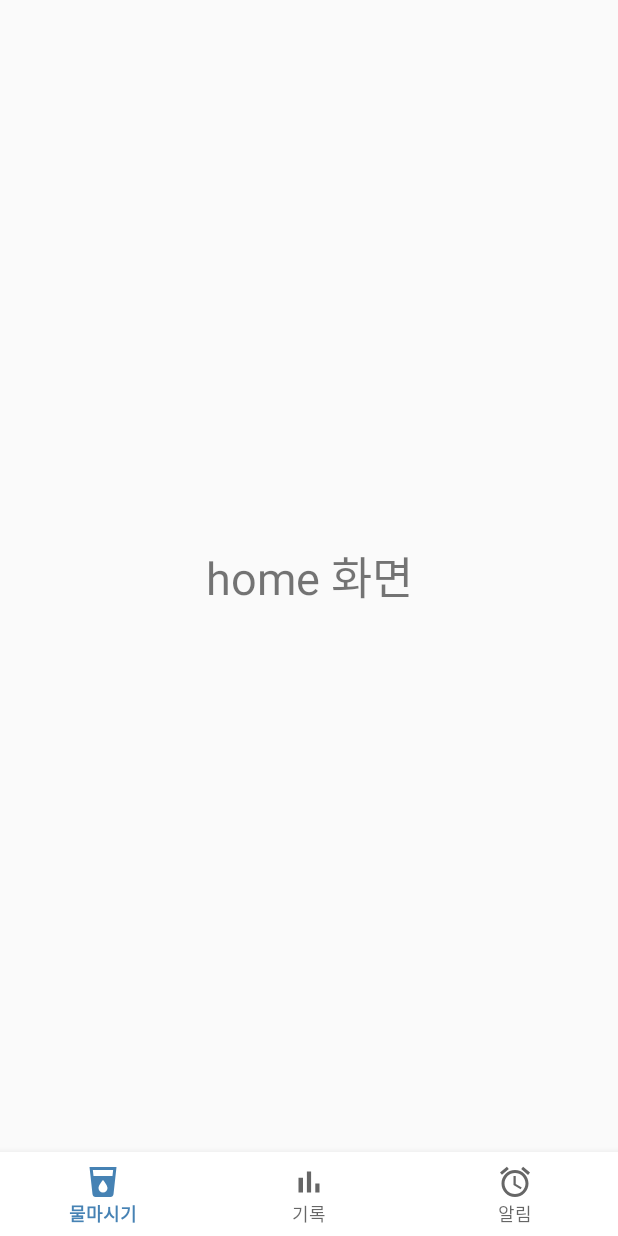
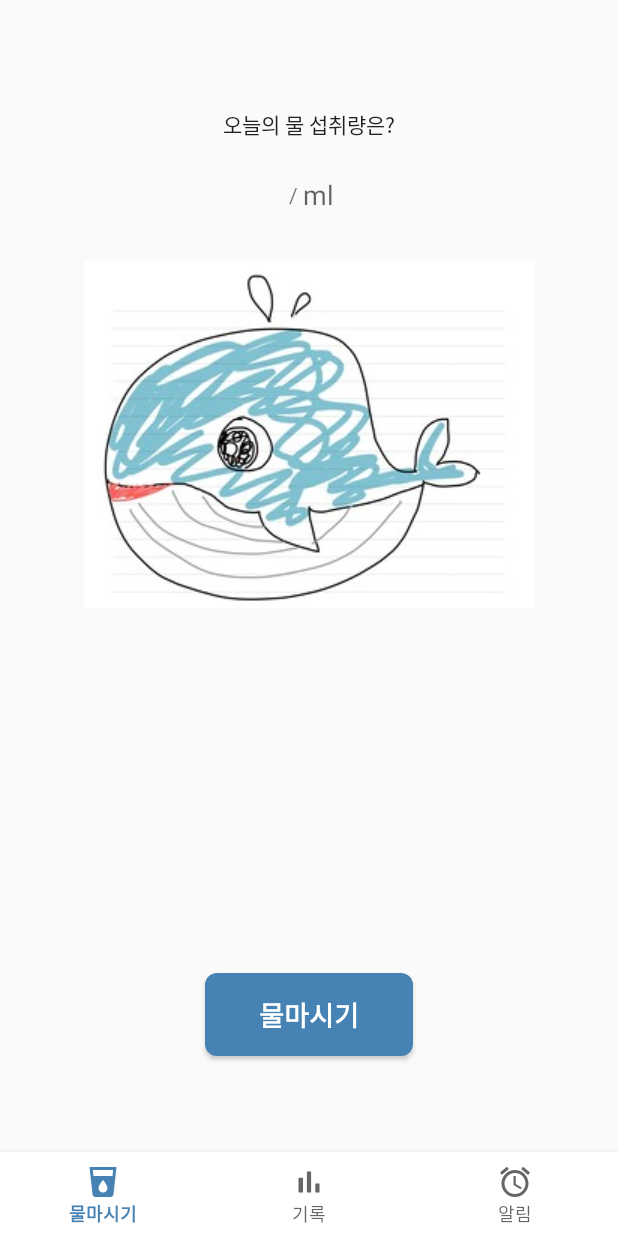
Before and after one commit to sooziini/water-drinking-whale, an Android app: the screen it shows after launch (MainActivity), on a phone screen of 412 x 824 dp. Run offline under Robolectric (Android 15) with nearby library versions, the phone set to English and light mode, and no system bars.

Commit message:
feat: home fragment layout 작성

```diff
--- a/app/src/main/AndroidManifest.xml
+++ b/app/src/main/AndroidManifest.xml
@@ -9,8 +9,6 @@
         android:roundIcon="@mipmap/ic_launcher_round"
         android:supportsRtl="true"
         android:theme="@style/AppTheme">
-        <activity android:name=".NoticeActivity"></activity>
-        <activity android:name=".LogActivity" />
         <activity android:name=".SettingActivity" />
         <activity android:name=".InitActivity" />
         <activity android:name=".SplashActivity" />
--- /dev/null
+++ b/app/src/main/res/drawable/btn_shape.xml
@@ -0,0 +1,10 @@
+<?xml version="1.0" encoding="utf-8"?>
+<shape xmlns:android="http://schemas.android.com/apk/res/android"
+    android:shape="rectangle">
+    <solid android:color="@color/colorMain" />
+    <corners
+        android:bottomLeftRadius="8dp"
+        android:bottomRightRadius="8dp"
+        android:topLeftRadius="8dp"
+        android:topRightRadius="8dp"/>
+</shape>
--- a/app/src/main/res/layout/fragment_home.xml
+++ b/app/src/main/res/layout/fragment_home.xml
@@ -1,16 +1,84 @@
 <?xml version="1.0" encoding="utf-8"?>
-<FrameLayout xmlns:android="http://schemas.android.com/apk/res/android"
+<androidx.constraintlayout.widget.ConstraintLayout
+    xmlns:android="http://schemas.android.com/apk/res/android"
+    xmlns:app="http://schemas.android.com/apk/res-auto"
     xmlns:tools="http://schemas.android.com/tools"
     android:layout_width="match_parent"
     android:layout_height="match_parent"
     tools:context=".HomeFragment">
 
-    <!-- TODO: Update blank fragment layout -->
+    <androidx.appcompat.widget.Toolbar
+        android:id="@+id/homeFragmentToolbar"
+        android:layout_width="match_parent"
+        android:layout_height="wrap_content"
+        app:layout_constraintEnd_toEndOf="parent"
+        app:layout_constraintStart_toStartOf="parent"
+        app:layout_constraintTop_toTopOf="parent" />
+
     <TextView
+        android:id="@+id/homeFragmentTv"
+        android:layout_width="wrap_content"
+        android:layout_height="wrap_content"
+        android:layout_marginTop="16dp"
+        android:text="@string/home_today"
+        android:textAppearance="@style/TextAppearance.AppCompat.Body2"
+        app:layout_constraintEnd_toEndOf="parent"
+        app:layout_constraintStart_toStartOf="parent"
+        app:layout_constraintTop_toBottomOf="@+id/homeFragmentToolbar" />
+
+    <LinearLayout
+        android:id="@+id/homeFragmentLinearLayout"
         android:layout_width="match_parent"
-        android:layout_height="match_parent"
-        android:text="home 화면"
-        android:textSize="30sp"
-        android:gravity="center"/>
+        android:layout_height="wrap_content"
+        android:layout_marginTop="24dp"
+        android:gravity="center"
+        android:orientation="horizontal"
+        app:layout_constraintEnd_toEndOf="parent"
+        app:layout_constraintStart_toStartOf="parent"
+        app:layout_constraintTop_toBottomOf="@+id/homeFragmentTv">
 
-</FrameLayout>
+        <TextView
+            android:id="@+id/homeFragmentToday"
+            android:layout_width="wrap_content"
+            android:layout_height="wrap_content" />
+        <TextView
+            android:layout_width="wrap_content"
+            android:layout_height="wrap_content"
+            android:text=" / " />
+        <TextView
+            android:id="@+id/homeFragmentTotal"
+            android:layout_width="wrap_content"
+            android:layout_height="wrap_content"
+            android:textAppearance="@style/TextAppearance.AppCompat.Medium" />
+        <TextView
+            android:layout_width="wrap_content"
+            android:layout_height="wrap_content"
+            android:text="ml"
+            android:textAppearance="@style/TextAppearance.AppCompat.Medium" />
+    </LinearLayout>
+
+    <ImageView
+        android:layout_width="wrap_content"
+        android:layout_height="wrap_content"
+        android:layout_marginTop="32dp"
+        android:src="@drawable/whale"
+        app:layout_constraintEnd_toEndOf="parent"
+        app:layout_constraintStart_toStartOf="parent"
+        app:layout_constraintTop_toBottomOf="@+id/homeFragmentLinearLayout" />
+
+    <Button
+        android:layout_width="wrap_content"
+        android:layout_height="wrap_content"
+        android:layout_marginBottom="64dp"
+        android:background="@drawable/btn_shape"
+        android:padding="14dp"
+        android:paddingStart="36dp"
+        android:paddingEnd="36dp"
+        android:text="@string/home"
+        android:textAppearance="@style/TextAppearance.AppCompat.Medium"
+        android:textColor="@color/white"
+        android:textStyle="bold"
+        app:layout_constraintBottom_toBottomOf="parent"
+        app:layout_constraintEnd_toEndOf="parent"
+        app:layout_constraintStart_toStartOf="parent" />
+</androidx.constraintlayout.widget.ConstraintLayout>
--- a/app/src/main/res/values/strings.xml
+++ b/app/src/main/res/values/strings.xml
@@ -1,6 +1,12 @@
 <resources>
     <string name="app_name">물먹는고래</string>
+
+    <!-- bottomNavigationView -->
     <string name="home">물마시기</string>
     <string name="log">기록</string>
     <string name="notice">알림</string>
+
+    <!-- home fragment -->
+    <string name="home_today">오늘의 물 섭취량은?</string>
+
 </resources>
```
